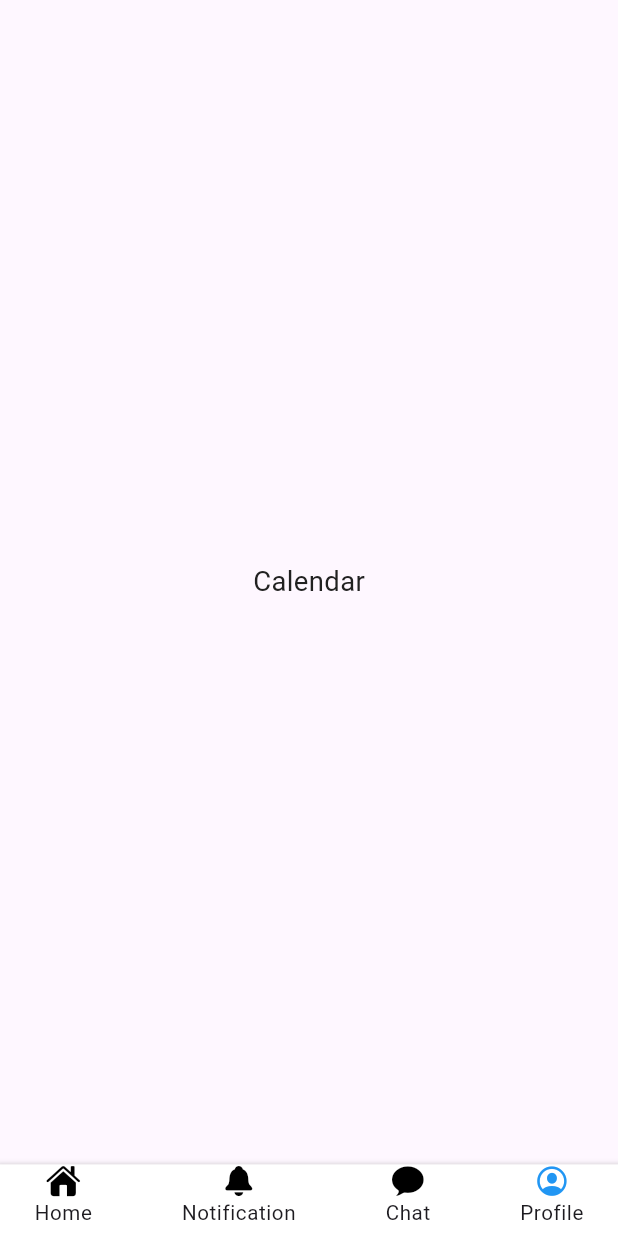
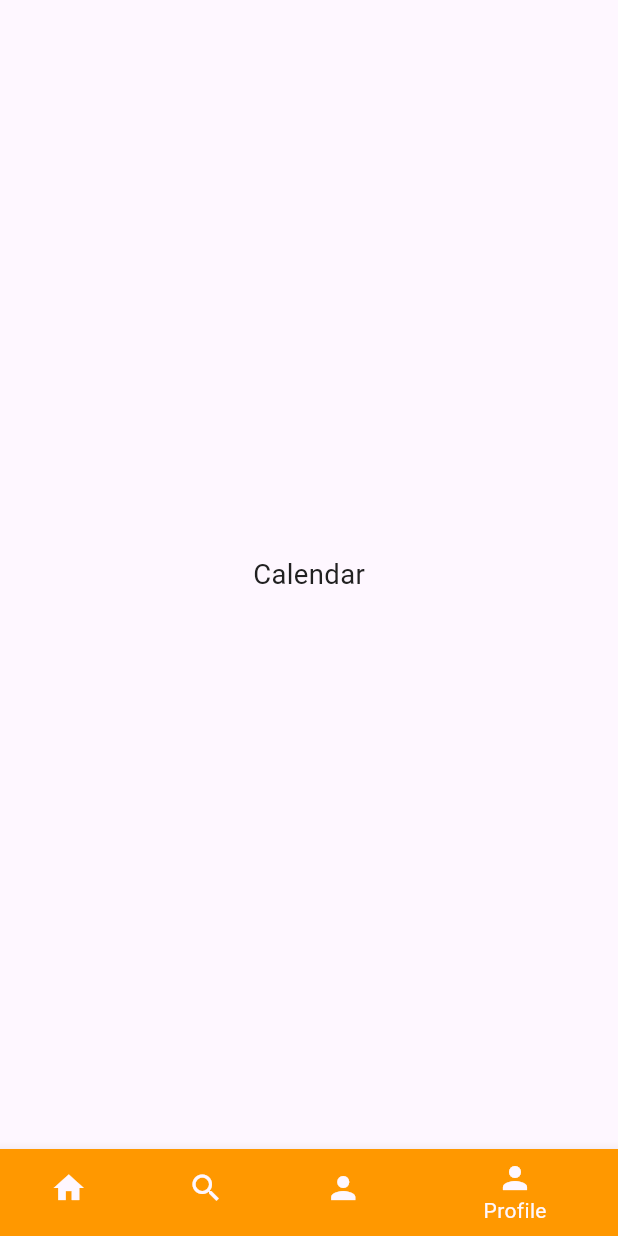
Before and after one commit to NasShihab/spectrum, a Flutter app: the screen it shows after launch, item 4 of the bottom bar chosen, on a phone screen of 412 x 824 dp. Run offline on Flutter 3.47's test engine with Material 2 defaults, Android fonts, the phone set to English and light mode, and no system bars; our stand-ins replace flutter_screenutil.

Commit message:
bottom navigation bar

```diff
--- a/lib/screen/dashboard/dashboard.dart
+++ b/lib/screen/dashboard/dashboard.dart
@@ -1,7 +1,4 @@
-import 'package:flutter/cupertino.dart';
 import 'package:flutter/material.dart';
-import 'package:flutter_screenutil/flutter_screenutil.dart';
-import '../../core/text_theme.dart';
 import '../homepage/homepage.dart';
 
 class DashBoard extends StatefulWidget {
@@ -12,7 +9,7 @@ class DashBoard extends StatefulWidget {
 }
 
 class _DashBoardState extends State<DashBoard> {
-  List<Widget> screen = [
+  final List<Widget> pageList = [
     const HomePage(),
     const Scaffold(
       body: Center(
@@ -30,100 +27,46 @@ class _DashBoardState extends State<DashBoard> {
       ),
     ),
   ];
-  int selectedIndex = 0;
+  int _selectedIndex = 0;
+  void _onItemTapped(int index) {
+    setState(() {
+      _selectedIndex = index;
+    });
+  }
 
   @override
   Widget build(BuildContext context) {
     return Scaffold(
-      body: screen[selectedIndex],
-      bottomNavigationBar: Container(
-        height: 40.h,
-        padding: EdgeInsets.symmetric(
-          horizontal: 20.w,
-        ),
-        decoration: BoxDecoration(
-          color: Colors.white,
-          // borderRadius: BorderRadius.only(
-          //   bottomLeft: Radius.circular(20.r),
-          //   bottomRight: Radius.circular(20.r),
-          // ),
-          boxShadow: [
-            BoxShadow(
-              color: Colors.grey.withOpacity(0.5),
-              spreadRadius: 3,
-              blurRadius: 2,
-              offset: const Offset(0, 3),
-            ),
-          ],
-        ),
-        child: Row(
-          mainAxisAlignment: MainAxisAlignment.spaceBetween,
-          crossAxisAlignment: CrossAxisAlignment.center,
-          children: [
-            bottomIconText(
-              context,
-              icon: CupertinoIcons.house_fill,
-              title: 'Home',
-              onTap: () {
-                setState(() {
-                  selectedIndex = 0;
-                });
-              },
-              color: selectedIndex == 0 ? Colors.blue : Colors.black,
-            ),
-            bottomIconText(
-              context,
-              icon: CupertinoIcons.bell_fill,
-              title: 'Notification',
-              color: selectedIndex == 1 ? Colors.blue : Colors.black,
-              onTap: () {
-                setState(() {
-                  selectedIndex = 1;
-                });
-              },
-            ),
-            bottomIconText(context,
-                icon: CupertinoIcons.chat_bubble_fill,
-                title: 'Chat', onTap: () {
-              setState(() {
-                selectedIndex = 2;
-              });
-            }, color: selectedIndex == 2 ? Colors.blue : Colors.black),
-            bottomIconText(context,
-                icon: CupertinoIcons.profile_circled,
-                title: 'Profile', onTap: () {
-              setState(() {
-                selectedIndex = 3;
-              });
-            }, color: selectedIndex == 3 ? Colors.blue : Colors.black),
-          ],
-        ),
+      body: Center(
+        child: pageList.elementAt(_selectedIndex),
+      ),
+      bottomNavigationBar: BottomNavigationBar(
+
+        items: const <BottomNavigationBarItem>[
+          BottomNavigationBarItem(
+            icon: Icon(Icons.home),
+            label: 'Home',
+            backgroundColor: Colors.blue,
+          ),
+          BottomNavigationBarItem(
+            icon: Icon(Icons.search),
+            label: 'Search',
+            backgroundColor: Colors.green,
+          ),
+          BottomNavigationBarItem(
+            icon: Icon(Icons.person),
+            label: 'Profile',
+            backgroundColor: Colors.black,
+          ),
+          BottomNavigationBarItem(
+            icon: Icon(Icons.person),
+            label: 'Profile',
+            backgroundColor: Colors.orange,
+          ),
+        ],
+        currentIndex: _selectedIndex,
+        onTap: _onItemTapped,
       ),
     );
   }
 }
-
-Widget bottomIconText(
-  BuildContext context, {
-  required dynamic icon,
-  required dynamic color,
-  required String title,
-  required void Function() onTap,
-}) {
-  return InkWell(
-    onTap: onTap,
-    child: Column(
-      children: [
-        Icon(
-          icon,
-          color: color,
-          size: 20.sp,
-        ),
-        Text(
-          title,
-          style: bodySmall(context)?.copyWith(fontSize: 12.sp),
-        )
-      ],
-    ),
-  );
-}
```
